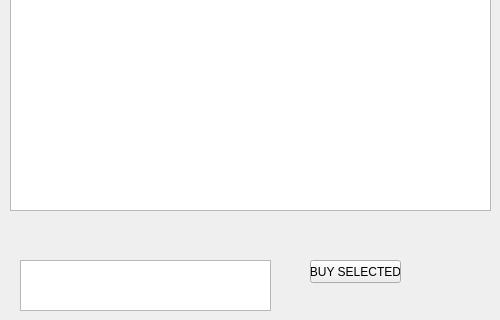
First picture: the form in areenapeli/shopscene.ui, repository Aivoapina/ohjsuun_tomato3, before the edit; both pictures show x 0 to 500 and y 180 to 500 of the 500 by 500 pixel window.
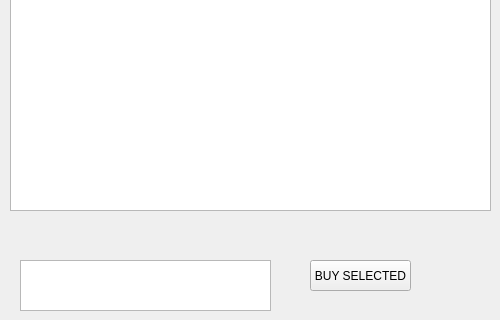
Second picture: the form after the edit.

Patch:
```diff
--- a/areenapeli/shopscene.ui
+++ b/areenapeli/shopscene.ui
@@ -69,8 +69,8 @@
     <rect>
      <x>310</x>
      <y>440</y>
-     <width>91</width>
-     <height>23</height>
+     <width>101</width>
+     <height>31</height>
     </rect>
    </property>
    <property name="text">
```
